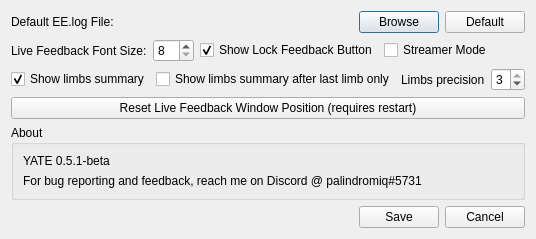
This is settingsdialog.ui in palindromiq/YATE as Qt 5 draws it before an edit. The edited form follows.
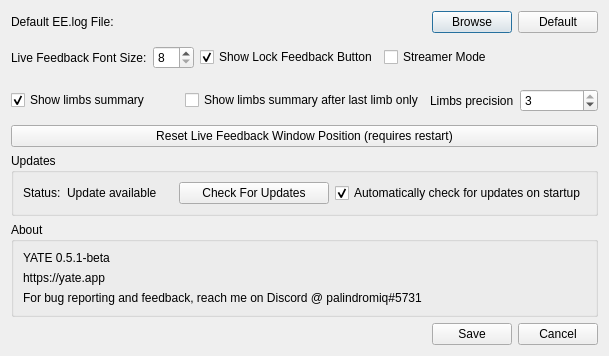
This is the edited form.

The edit to the form file:
```diff
--- a/settingsdialog.ui
+++ b/settingsdialog.ui
@@ -6,8 +6,8 @@
    <rect>
     <x>0</x>
     <y>0</y>
-    <width>471</width>
-    <height>232</height>
+    <width>609</width>
+    <height>356</height>
    </rect>
   </property>
   <property name="windowTitle">
@@ -33,7 +33,6 @@
        </property>
        <property name="font">
         <font>
-         <weight>75</weight>
          <bold>true</bold>
         </font>
        </property>
@@ -182,6 +181,53 @@
      </property>
     </widget>
    </item>
+   <item>
+    <widget class="QGroupBox" name="grpUpdates">
+     <property name="title">
+      <string>Updates</string>
+     </property>
+     <layout class="QHBoxLayout" name="horizontalLayout_5">
+      <item>
+       <layout class="QFormLayout" name="formLayout_2">
+        <property name="formAlignment">
+         <set>Qt::AlignLeading|Qt::AlignLeft|Qt::AlignVCenter</set>
+        </property>
+        <item row="0" column="0">
+         <widget class="QLabel" name="lblStatusLabel">
+          <property name="text">
+           <string>Status:</string>
+          </property>
+         </widget>
+        </item>
+        <item row="0" column="1">
+         <widget class="QLabel" name="lblUpdateStatus">
+          <property name="text">
+           <string>Update available</string>
+          </property>
+         </widget>
+        </item>
+       </layout>
+      </item>
+      <item>
+       <widget class="QPushButton" name="btnCheckUpdates">
+        <property name="text">
+         <string>Check For Updates</string>
+        </property>
+       </widget>
+      </item>
+      <item>
+       <widget class="QCheckBox" name="chkAutoUpdate">
+        <property name="text">
+         <string>Automatically check for updates on startup</string>
+        </property>
+        <property name="checked">
+         <bool>true</bool>
+        </property>
+       </widget>
+      </item>
+     </layout>
+    </widget>
+   </item>
    <item>
     <widget class="QGroupBox" name="grpAbout">
      <property name="title">
@@ -195,6 +241,13 @@
         </property>
        </widget>
       </item>
+      <item>
+       <widget class="QLabel" name="lblWebsite">
+        <property name="text">
+         <string>https://yate.app</string>
+        </property>
+       </widget>
+      </item>
       <item>
        <widget class="QLabel" name="lblAboutContact">
         <property name="text">
```
